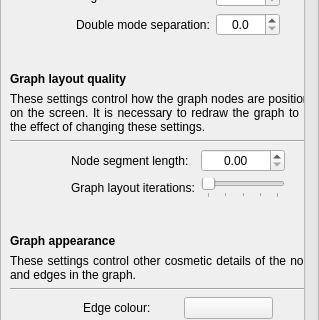
This is ui/settingsdialog.ui in rrwick/Bandage as Qt 5 draws it before an edit; both pictures show x 0 to 319 and y 244 to 564 of the 319 by 795 pixel window. The edited form follows.
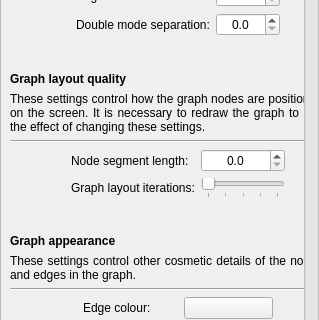
This is the edited form. Custom widgets are drawn as their Qt base class.

Commit message: Fix some issues in the settings dialog

Diff of the .ui file:
```diff
--- a/ui/settingsdialog.ui
+++ b/ui/settingsdialog.ui
@@ -37,7 +37,7 @@
      <widget class="QWidget" name="scrollAreaWidgetContents">
       <property name="geometry">
        <rect>
-        <x>0</x>
+        <x>-50</x>
         <y>0</y>
         <width>400</width>
         <height>3310</height>
@@ -689,6 +689,9 @@
             <property name="alignment">
              <set>Qt::AlignCenter</set>
             </property>
+            <property name="decimals">
+             <number>1</number>
+            </property>
             <property name="maximum">
              <double>1000.000000000000000</double>
             </property>
```
Left out of the diff: 26 changed lines with no effect on the pictures. The commit also changes 1 other file.
